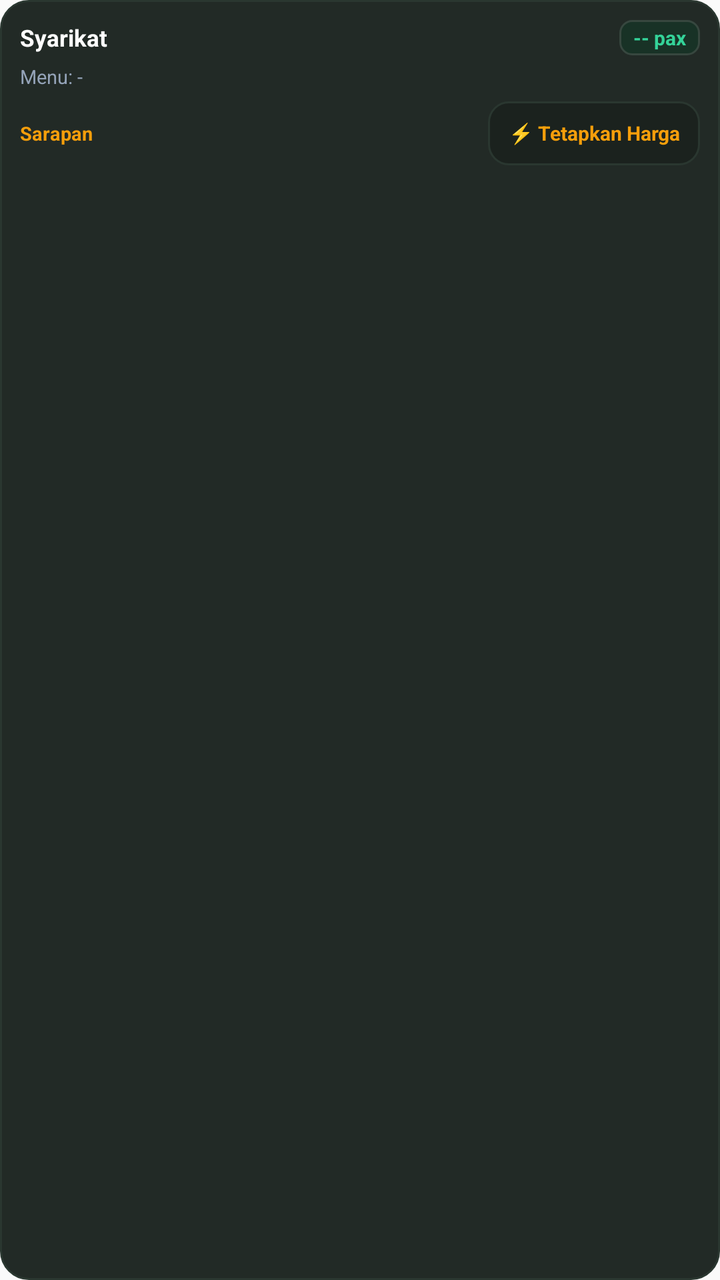
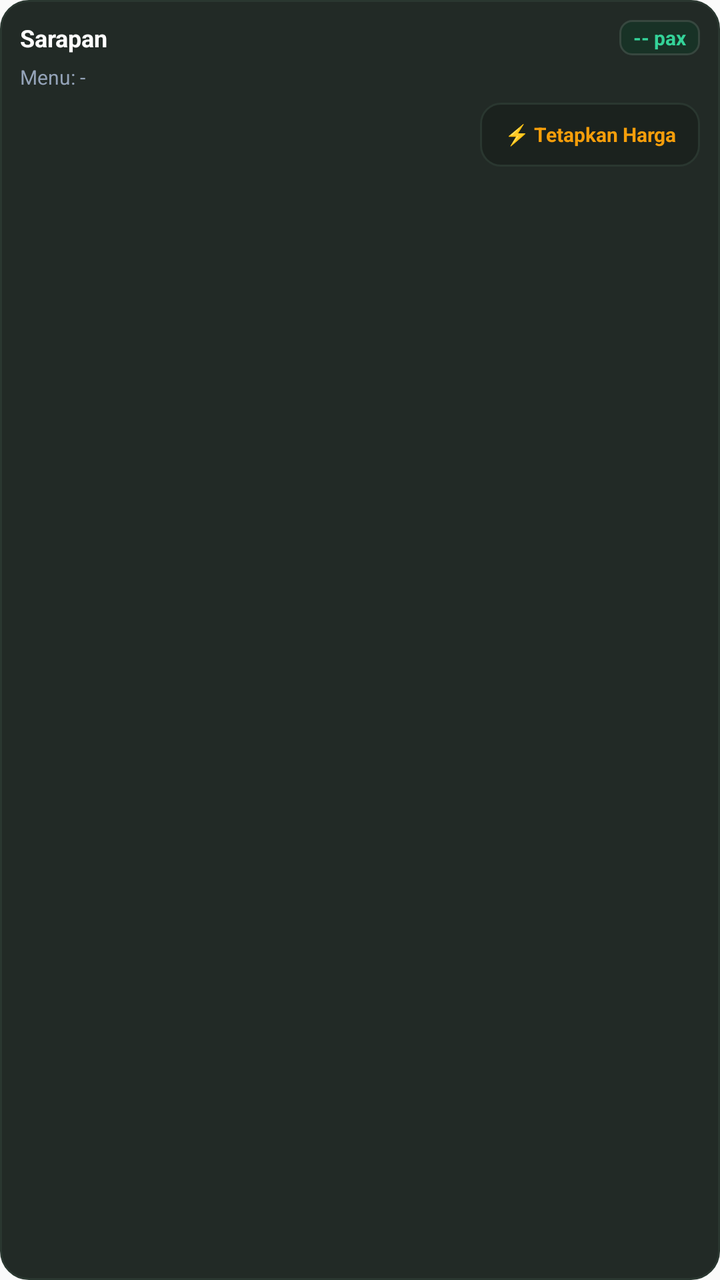

Screens rendered from an Android XML layout before and after an edit, with the pre-edit source and the edit as a unified diff.
<!-- AndroidManifest.xml: application theme AppTheme -->
<!-- res/layout/widget_pricing_order_item.xml -->
<?xml version="1.0" encoding="utf-8"?>
<LinearLayout xmlns:android="http://schemas.android.com/apk/res/android"
    android:layout_width="match_parent"
    android:layout_height="wrap_content"
    android:orientation="vertical"
    android:background="@drawable/widget_card_background"
    android:padding="10dp">

    
    <LinearLayout
        android:layout_width="match_parent"
        android:layout_height="wrap_content"
        android:orientation="horizontal"
        android:gravity="center_vertical"
        android:layout_marginBottom="4dp">

        <TextView
            android:id="@+id/pricing_item_company"
            android:layout_width="0dp"
            android:layout_height="wrap_content"
            android:layout_weight="1"
            android:textColor="@color/widget_primary_text"
            android:textSize="11.5sp"
            android:textStyle="bold"
            android:singleLine="true"
            android:ellipsize="end"
            android:text="Syarikat" />

        <TextView
            android:id="@+id/pricing_item_pax"
            android:layout_width="wrap_content"
            android:layout_height="wrap_content"
            android:background="@drawable/widget_badge_background"
            android:textColor="@color/widget_badge_text"
            android:textSize="10sp"
            android:textStyle="bold"
            android:paddingStart="7dp"
            android:paddingEnd="7dp"
            android:paddingTop="2dp"
            android:paddingBottom="2dp"
            android:text="-- pax" />
    </LinearLayout>

    
    <TextView
        android:id="@+id/pricing_item_menu"
        android:layout_width="match_parent"
        android:layout_height="wrap_content"
        android:textColor="@color/widget_tertiary_text"
        android:textSize="9.5sp"
        android:singleLine="true"
        android:ellipsize="end"
        android:layout_marginBottom="6dp"
        android:text="Menu: -" />

    
    <LinearLayout
        android:layout_width="match_parent"
        android:layout_height="wrap_content"
        android:orientation="horizontal"
        android:gravity="center_vertical">

        <TextView
            android:id="@+id/pricing_item_meals"
            android:layout_width="0dp"
            android:layout_height="wrap_content"
            android:layout_weight="1"
            android:textColor="@color/widget_title_text"
            android:textSize="9.5sp"
            android:textStyle="bold"
            android:text="Sarapan" />

        
        <TextView
            android:id="@+id/pricing_item_action_btn"
            android:layout_width="wrap_content"
            android:layout_height="32dp"
            android:gravity="center"
            android:background="@drawable/widget_summary_pill_bg"
            android:textColor="@color/widget_title_text"
            android:textSize="10sp"
            android:textStyle="bold"
            android:paddingStart="10dp"
            android:paddingEnd="10dp"
            android:text="⚡ Tetapkan Harga" />

    </LinearLayout>

</LinearLayout>
<!-- resources referenced by this layout -->
<resources>
  <color name="widget_badge_text">#34D399</color>
  <color name="widget_primary_text">#FFFFFF</color>
  <color name="widget_tertiary_text">#94A3B8</color>
  <color name="widget_title_text">#F59E0B</color>
  <!-- drawable widget_badge_background (drawable) -->
  <?xml version="1.0" encoding="utf-8"?>
  <shape xmlns:android="http://schemas.android.com/apk/res/android"
      android:shape="rectangle">
      <solid android:color="@color/widget_badge_bg" />
      <corners android:radius="6dp" />
      <stroke
          android:width="1dp"
          android:color="@color/widget_card_stroke" />
  </shape>
  <!-- drawable widget_card_background (drawable) -->
  <?xml version="1.0" encoding="utf-8"?>
  <shape xmlns:android="http://schemas.android.com/apk/res/android"
      android:shape="rectangle">
      <solid android:color="@color/widget_card_background" />
      <corners android:radius="14dp" />
      <stroke
          android:width="1dp"
          android:color="@color/widget_divider" />
  </shape>
  <!-- drawable widget_summary_pill_bg (drawable) -->
  <?xml version="1.0" encoding="utf-8"?>
  <shape xmlns:android="http://schemas.android.com/apk/res/android"
      android:shape="rectangle">
      <solid android:color="@color/widget_surface" />
      <corners android:radius="10dp" />
      <stroke
          android:width="1dp"
          android:color="@color/widget_divider" />
  </shape>
  <style name="AppTheme" parent="Theme.AppCompat.Light.DarkActionBar">
          
          <item name="colorPrimary">@color/colorPrimary</item>
          <item name="colorPrimaryDark">@color/colorPrimaryDark</item>
          <item name="colorAccent">@color/colorAccent</item>
      </style>
  <color name="widget_badge_bg">#183226</color>
  <color name="widget_card_stroke">#37473F</color>
  <color name="widget_card_background">#222A26</color>
  <color name="widget_divider">#2A3730</color>
  <color name="widget_surface">#1B221E</color>
  <color name="colorPrimary">#1A1816</color>
  <color name="colorPrimaryDark">#2D2520</color>
  <color name="colorAccent">#D4A853</color>
</resources>

<!-- the commit's change to res/layout/widget_pricing_order_item.xml (unified diff, before → after) -->
@@ -18,13 +18,20 @@
             android:id="@+id/pricing_item_company"
             android:layout_width="0dp"
             android:layout_height="wrap_content"
+            android:visibility="gone"
+            android:text="Syarikat" />
+
+        <TextView
+            android:id="@+id/pricing_item_meals"
+            android:layout_width="0dp"
+            android:layout_height="wrap_content"
             android:layout_weight="1"
             android:textColor="@color/widget_primary_text"
-            android:textSize="11.5sp"
+            android:textSize="12sp"
             android:textStyle="bold"
             android:singleLine="true"
             android:ellipsize="end"
-            android:text="Syarikat" />
+            android:text="Sarapan" />
 
         <TextView
             android:id="@+id/pricing_item_pax"
@@ -47,7 +54,7 @@
         android:layout_width="match_parent"
         android:layout_height="wrap_content"
         android:textColor="@color/widget_tertiary_text"
-        android:textSize="9.5sp"
+        android:textSize="10sp"
         android:singleLine="true"
         android:ellipsize="end"
         android:layout_marginBottom="6dp"
@@ -58,17 +65,7 @@
         android:layout_width="match_parent"
         android:layout_height="wrap_content"
         android:orientation="horizontal"
-        android:gravity="center_vertical">
-
-        <TextView
-            android:id="@+id/pricing_item_meals"
-            android:layout_width="0dp"
-            android:layout_height="wrap_content"
-            android:layout_weight="1"
-            android:textColor="@color/widget_title_text"
-            android:textSize="9.5sp"
-            android:textStyle="bold"
-            android:text="Sarapan" />
+        android:gravity="end|center_vertical">
 
         
         <TextView
@@ -80,8 +77,8 @@
             android:textColor="@color/widget_title_text"
             android:textSize="10sp"
             android:textStyle="bold"
-            android:paddingStart="10dp"
-            android:paddingEnd="10dp"
+            android:paddingStart="12dp"
+            android:paddingEnd="12dp"
             android:text="⚡ Tetapkan Harga" />
 
     </LinearLayout>
